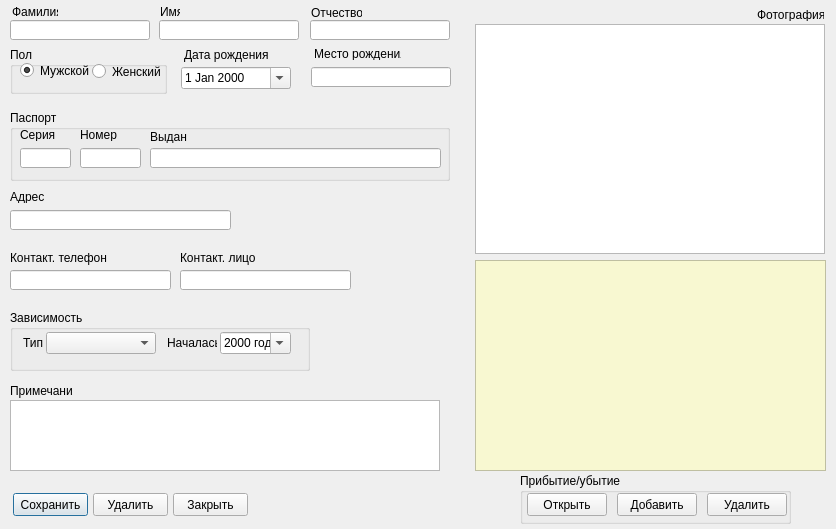
Before: the Qt Designer form record_form.ui in moisizz/Rehab-Database-Client, drawn with Qt 5.
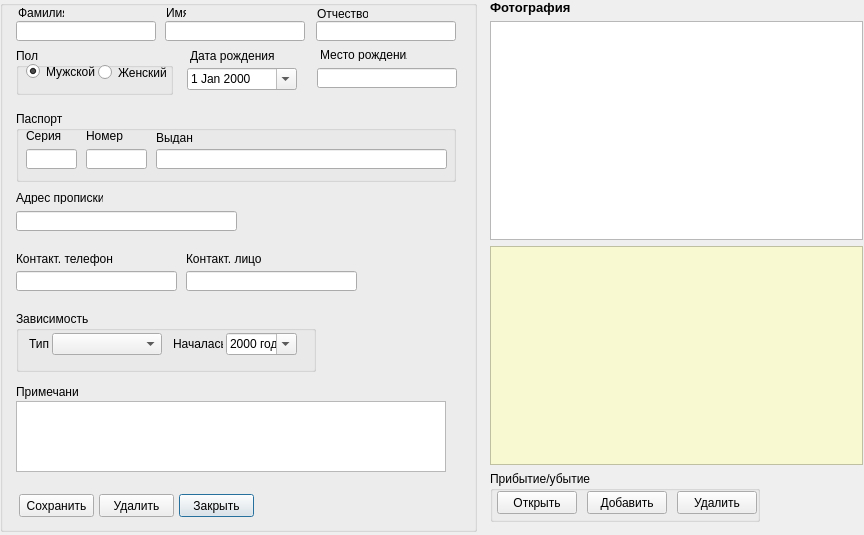
After: the same form once the commit is applied.

What changed in the file:
```diff
--- a/record_form.ui
+++ b/record_form.ui
@@ -6,8 +6,8 @@
    <rect>
     <x>0</x>
     <y>0</y>
-    <width>836</width>
-    <height>529</height>
+    <width>864</width>
+    <height>535</height>
    </rect>
   </property>
   <property name="windowTitle">
@@ -16,178 +16,44 @@
   <property name="modal">
    <bool>true</bool>
   </property>
-  <widget class="QTableWidget" name="arriveTable">
+  <widget class="QGroupBox" name="mainBox">
    <property name="geometry">
     <rect>
-     <x>475</x>
-     <y>260</y>
-     <width>351</width>
-     <height>211</height>
+     <x>0</x>
+     <y>0</y>
+     <width>477</width>
+     <height>532</height>
     </rect>
    </property>
-   <property name="styleSheet">
-    <string notr="true">background-color: rgb(248, 248, 209);</string>
+   <property name="sizePolicy">
+    <sizepolicy hsizetype="Fixed" vsizetype="Fixed">
+     <horstretch>0</horstretch>
+     <verstretch>0</verstretch>
+    </sizepolicy>
    </property>
-   <property name="editTriggers">
-    <set>QAbstractItemView::NoEditTriggers</set>
+   <property name="minimumSize">
+    <size>
+     <width>477</width>
+     <height>532</height>
+    </size>
    </property>
-   <property name="selectionMode">
-    <enum>QAbstractItemView::SingleSelection</enum>
-   </property>
-   <property name="selectionBehavior">
-    <enum>QAbstractItemView::SelectRows</enum>
-   </property>
-   <property name="sortingEnabled">
-    <bool>true</bool>
-   </property>
-   <attribute name="horizontalHeaderStretchLastSection">
-    <bool>true</bool>
-   </attribute>
-  </widget>
-  <widget class="QDateEdit" name="born_date">
-   <property name="geometry">
-    <rect>
-     <x>181</x>
-     <y>67</y>
-     <width>110</width>
-     <height>22</height>
-    </rect>
-   </property>
-   <property name="calendarPopup">
-    <bool>true</bool>
-   </property>
-  </widget>
-  <widget class="QLabel" name="label">
-   <property name="geometry">
-    <rect>
-     <x>160</x>
-     <y>5</y>
-     <width>20</width>
-     <height>13</height>
-    </rect>
-   </property>
-   <property name="text">
-    <string>Имя</string>
-   </property>
-  </widget>
-  <widget class="QLabel" name="label_2">
-   <property name="geometry">
-    <rect>
-     <x>12</x>
-     <y>5</y>
-     <width>46</width>
-     <height>13</height>
-    </rect>
-   </property>
-   <property name="text">
-    <string>Фамилия</string>
-   </property>
-  </widget>
-  <widget class="QLabel" name="label_3">
-   <property name="geometry">
-    <rect>
-     <x>311</x>
-     <y>5</y>
-     <width>51</width>
-     <height>16</height>
-    </rect>
-   </property>
-   <property name="text">
-    <string>Отчество</string>
-   </property>
-  </widget>
-  <widget class="QLabel" name="label_4">
-   <property name="geometry">
-    <rect>
-     <x>184</x>
-     <y>47</y>
-     <width>84</width>
-     <height>16</height>
-    </rect>
-   </property>
-   <property name="text">
-    <string>Дата рождения</string>
-   </property>
-  </widget>
-  <widget class="QGroupBox" name="gender">
-   <property name="geometry">
-    <rect>
-     <x>10</x>
-     <y>47</y>
-     <width>157</width>
-     <height>47</height>
-    </rect>
+   <property name="maximumSize">
+    <size>
+     <width>477</width>
+     <height>532</height>
+    </size>
    </property>
    <property name="title">
-    <string>Пол</string>
+    <string/>
    </property>
    <property name="flat">
     <bool>false</bool>
    </property>
-   <property name="checkable">
-    <bool>false</bool>
-   </property>
-   <widget class="QRadioButton" name="female">
-    <property name="geometry">
-     <rect>
-      <x>82</x>
-      <y>16</y>
-      <width>70</width>
-      <height>17</height>
-     </rect>
-    </property>
-    <property name="text">
-     <string>Женский</string>
-    </property>
-   </widget>
-   <widget class="QRadioButton" name="male">
-    <property name="geometry">
-     <rect>
-      <x>10</x>
-      <y>15</y>
-      <width>70</width>
-      <height>17</height>
-     </rect>
-    </property>
-    <property name="text">
-     <string>Мужской</string>
-    </property>
-    <property name="checked">
-     <bool>true</bool>
-    </property>
-   </widget>
-  </widget>
-  <widget class="QLabel" name="label_5">
-   <property name="geometry">
-    <rect>
-     <x>10</x>
-     <y>190</y>
-     <width>46</width>
-     <height>13</height>
-    </rect>
-   </property>
-   <property name="text">
-    <string>Адрес</string>
-   </property>
-  </widget>
-  <widget class="QLabel" name="label_7">
-   <property name="geometry">
-    <rect>
-     <x>314</x>
-     <y>47</y>
-     <width>87</width>
-     <height>13</height>
-    </rect>
-   </property>
-   <property name="text">
-    <string>Место рождения</string>
-   </property>
-  </widget>
   <widget class="QGroupBox" name="passpor_group">
    <property name="geometry">
     <rect>
-     <x>10</x>
-     <y>110</y>
+      <x>16</x>
+      <y>111</y>
      <width>440</width>
      <height>71</height>
     </rect>
@@ -277,24 +143,21 @@
     </property>
    </widget>
   </widget>
-  <widget class="QLineEdit" name="contact_phone">
+   <widget class="QLineEdit" name="last_name">
    <property name="geometry">
     <rect>
-     <x>10</x>
-     <y>270</y>
-     <width>161</width>
+      <x>16</x>
+      <y>21</y>
+      <width>140</width>
      <height>20</height>
     </rect>
    </property>
-   <property name="inputMask">
-    <string>##########; </string>
-   </property>
   </widget>
   <widget class="QLabel" name="label_11">
    <property name="geometry">
     <rect>
-     <x>10</x>
-     <y>250</y>
+      <x>16</x>
+      <y>251</y>
      <width>101</width>
      <height>16</height>
     </rect>
@@ -303,12 +166,38 @@
     <string>Контакт. телефон</string>
    </property>
   </widget>
-  <widget class="QLineEdit" name="address">
+   <widget class="QPlainTextEdit" name="notes">
    <property name="geometry">
     <rect>
-     <x>10</x>
-     <y>210</y>
-     <width>221</width>
+      <x>16</x>
+      <y>401</y>
+      <width>430</width>
+      <height>71</height>
+     </rect>
+    </property>
+    <property name="tabChangesFocus">
+     <bool>true</bool>
+    </property>
+   </widget>
+   <widget class="QLabel" name="label_7">
+    <property name="geometry">
+     <rect>
+      <x>320</x>
+      <y>48</y>
+      <width>87</width>
+      <height>13</height>
+     </rect>
+    </property>
+    <property name="text">
+     <string>Место рождения</string>
+    </property>
+   </widget>
+   <widget class="QLineEdit" name="born_place">
+    <property name="geometry">
+     <rect>
+      <x>317</x>
+      <y>68</y>
+      <width>140</width>
      <height>20</height>
     </rect>
    </property>
@@ -316,8 +205,8 @@
   <widget class="QLabel" name="label_12">
    <property name="geometry">
     <rect>
-     <x>180</x>
-     <y>250</y>
+      <x>186</x>
+      <y>251</y>
      <width>78</width>
      <height>16</height>
     </rect>
@@ -326,51 +215,47 @@
     <string>Контакт. лицо</string>
    </property>
   </widget>
-  <widget class="QLineEdit" name="last_name">
-   <property name="geometry">
-    <rect>
-     <x>10</x>
-     <y>20</y>
-     <width>140</width>
-     <height>20</height>
-    </rect>
-   </property>
-  </widget>
   <widget class="QLineEdit" name="first_name">
    <property name="geometry">
     <rect>
-     <x>159</x>
-     <y>20</y>
+      <x>165</x>
+      <y>21</y>
      <width>140</width>
      <height>20</height>
     </rect>
    </property>
   </widget>
-  <widget class="QLineEdit" name="middle_name">
+   <widget class="QLabel" name="label_3">
    <property name="geometry">
     <rect>
-     <x>310</x>
-     <y>20</y>
-     <width>140</width>
-     <height>20</height>
-    </rect>
-   </property>
-  </widget>
-  <widget class="QLineEdit" name="born_place">
+      <x>317</x>
+      <y>6</y>
+      <width>51</width>
+      <height>16</height>
+     </rect>
+    </property>
+    <property name="text">
+     <string>Отчество</string>
+    </property>
+   </widget>
+   <widget class="QPushButton" name="closeButton">
    <property name="geometry">
     <rect>
-     <x>311</x>
-     <y>67</y>
-     <width>140</width>
-     <height>20</height>
-    </rect>
-   </property>
+      <x>179</x>
+      <y>494</y>
+      <width>75</width>
+      <height>23</height>
+     </rect>
+    </property>
+    <property name="text">
+     <string>Закрыть</string>
+    </property>
   </widget>
   <widget class="QLineEdit" name="contact_person">
    <property name="geometry">
     <rect>
-     <x>180</x>
-     <y>270</y>
+      <x>186</x>
+      <y>271</y>
      <width>171</width>
      <height>20</height>
     </rect>
@@ -379,11 +264,173 @@
     <string/>
    </property>
   </widget>
+   <widget class="QLabel" name="label_4">
+    <property name="geometry">
+     <rect>
+      <x>190</x>
+      <y>48</y>
+      <width>84</width>
+      <height>16</height>
+     </rect>
+    </property>
+    <property name="text">
+     <string>Дата рождения</string>
+    </property>
+   </widget>
+   <widget class="QPushButton" name="deleteButton">
+    <property name="geometry">
+     <rect>
+      <x>99</x>
+      <y>494</y>
+      <width>75</width>
+      <height>23</height>
+     </rect>
+    </property>
+    <property name="text">
+     <string>Удалить</string>
+    </property>
+   </widget>
+   <widget class="QLabel" name="label_5">
+    <property name="geometry">
+     <rect>
+      <x>16</x>
+      <y>191</y>
+      <width>87</width>
+      <height>13</height>
+     </rect>
+    </property>
+    <property name="text">
+     <string>Адрес прописки</string>
+    </property>
+   </widget>
+   <widget class="QPushButton" name="saveButton">
+    <property name="geometry">
+     <rect>
+      <x>19</x>
+      <y>494</y>
+      <width>75</width>
+      <height>23</height>
+     </rect>
+    </property>
+    <property name="text">
+     <string>Сохранить</string>
+    </property>
+   </widget>
+   <widget class="QLabel" name="label_15">
+    <property name="geometry">
+     <rect>
+      <x>16</x>
+      <y>384</y>
+      <width>63</width>
+      <height>16</height>
+     </rect>
+    </property>
+    <property name="text">
+     <string>Примечания</string>
+    </property>
+   </widget>
+   <widget class="QLabel" name="label">
+    <property name="geometry">
+     <rect>
+      <x>166</x>
+      <y>6</y>
+      <width>20</width>
+      <height>13</height>
+     </rect>
+    </property>
+    <property name="text">
+     <string>Имя</string>
+    </property>
+   </widget>
+   <widget class="QLineEdit" name="middle_name">
+    <property name="geometry">
+     <rect>
+      <x>316</x>
+      <y>21</y>
+      <width>140</width>
+      <height>20</height>
+     </rect>
+    </property>
+   </widget>
+   <widget class="QGroupBox" name="gender">
+    <property name="geometry">
+     <rect>
+      <x>16</x>
+      <y>48</y>
+      <width>157</width>
+      <height>47</height>
+     </rect>
+    </property>
+    <property name="title">
+     <string>Пол</string>
+    </property>
+    <property name="flat">
+     <bool>false</bool>
+    </property>
+    <property name="checkable">
+     <bool>false</bool>
+    </property>
+    <widget class="QRadioButton" name="female">
+     <property name="geometry">
+      <rect>
+       <x>82</x>
+       <y>16</y>
+       <width>70</width>
+       <height>17</height>
+      </rect>
+     </property>
+     <property name="text">
+      <string>Женский</string>
+     </property>
+    </widget>
+    <widget class="QRadioButton" name="male">
+     <property name="geometry">
+      <rect>
+       <x>10</x>
+       <y>15</y>
+       <width>70</width>
+       <height>17</height>
+      </rect>
+     </property>
+     <property name="text">
+      <string>Мужской</string>
+     </property>
+     <property name="checked">
+      <bool>true</bool>
+     </property>
+    </widget>
+   </widget>
+   <widget class="QDateEdit" name="born_date">
+    <property name="geometry">
+     <rect>
+      <x>187</x>
+      <y>68</y>
+      <width>110</width>
+      <height>22</height>
+     </rect>
+    </property>
+    <property name="calendarPopup">
+     <bool>true</bool>
+    </property>
+   </widget>
+   <widget class="QLineEdit" name="contact_phone">
+    <property name="geometry">
+     <rect>
+      <x>16</x>
+      <y>271</y>
+      <width>161</width>
+      <height>20</height>
+     </rect>
+    </property>
+    <property name="inputMask">
+     <string>##########; </string>
+    </property>
+   </widget>
   <widget class="QGroupBox" name="addiction_group">
    <property name="geometry">
     <rect>
-     <x>10</x>
-     <y>310</y>
+      <x>16</x>
+      <y>311</y>
      <width>300</width>
      <height>61</height>
     </rect>
@@ -444,41 +491,85 @@
     </property>
    </widget>
   </widget>
-  <widget class="QPushButton" name="saveButton">
+   <widget class="QLabel" name="label_2">
    <property name="geometry">
     <rect>
-     <x>13</x>
-     <y>493</y>
-     <width>75</width>
-     <height>23</height>
+      <x>18</x>
+      <y>6</y>
+      <width>46</width>
+      <height>13</height>
     </rect>
    </property>
    <property name="text">
-    <string>Сохранить</string>
-   </property>
-  </widget>
-  <widget class="QPushButton" name="deleteButton">
+     <string>Фамилия</string>
+    </property>
+   </widget>
+   <widget class="QLineEdit" name="address">
    <property name="geometry">
     <rect>
-     <x>93</x>
-     <y>493</y>
-     <width>75</width>
-     <height>23</height>
-    </rect>
-   </property>
-   <property name="text">
-    <string>Удалить</string>
+      <x>16</x>
+      <y>211</y>
+      <width>221</width>
+      <height>20</height>
+     </rect>
+    </property>
+   </widget>
+  </widget>
+  <widget class="QTableWidget" name="arriveTable">
+   <property name="geometry">
+    <rect>
+     <x>490</x>
+     <y>246</y>
+     <width>373</width>
+     <height>219</height>
+    </rect>
    </property>
+   <property name="styleSheet">
+    <string notr="true">background-color: rgb(248, 248, 209);</string>
+   </property>
+   <property name="editTriggers">
+    <set>QAbstractItemView::NoEditTriggers</set>
+   </property>
+   <property name="selectionMode">
+    <enum>QAbstractItemView::SingleSelection</enum>
+   </property>
+   <property name="selectionBehavior">
+    <enum>QAbstractItemView::SelectRows</enum>
+   </property>
+   <property name="sortingEnabled">
+    <bool>true</bool>
+   </property>
+   <attribute name="horizontalHeaderStretchLastSection">
+    <bool>true</bool>
+   </attribute>
   </widget>
   <widget class="QGroupBox" name="arriveButtonBar">
    <property name="geometry">
     <rect>
-     <x>520</x>
-     <y>473</y>
-     <width>271</width>
+     <x>490</x>
+     <y>471</y>
+     <width>270</width>
      <height>51</height>
     </rect>
    </property>
+   <property name="sizePolicy">
+    <sizepolicy hsizetype="Fixed" vsizetype="Fixed">
+     <horstretch>0</horstretch>
+     <verstretch>0</verstretch>
+    </sizepolicy>
+   </property>
+   <property name="minimumSize">
+    <size>
+     <width>270</width>
+     <height>51</height>
+    </size>
+   </property>
+   <property name="maximumSize">
+    <size>
+     <width>270</width>
+     <height>51</height>
+    </size>
+   </property>
    <property name="title">
     <string>Прибытие/убытие</string>
    </property>
@@ -522,64 +613,41 @@
     </property>
    </widget>
   </widget>
-  <widget class="QPlainTextEdit" name="notes">
-   <property name="geometry">
-    <rect>
-     <x>10</x>
-     <y>400</y>
-     <width>430</width>
-     <height>71</height>
-    </rect>
-   </property>
-   <property name="tabChangesFocus">
-    <bool>true</bool>
-   </property>
-  </widget>
-  <widget class="QLabel" name="label_15">
-   <property name="geometry">
-    <rect>
-     <x>10</x>
-     <y>383</y>
-     <width>63</width>
-     <height>16</height>
-    </rect>
-   </property>
-   <property name="text">
-    <string>Примечания</string>
-   </property>
-  </widget>
-  <widget class="QPushButton" name="closeButton">
-   <property name="geometry">
-    <rect>
-     <x>173</x>
-     <y>493</y>
-     <width>75</width>
-     <height>23</height>
-    </rect>
-   </property>
-   <property name="text">
-    <string>Закрыть</string>
-   </property>
-  </widget>
   <widget class="QGraphicsView" name="fotoArea">
    <property name="geometry">
     <rect>
-     <x>475</x>
-     <y>24</y>
-     <width>350</width>
-     <height>230</height>
+     <x>490</x>
+     <y>21</y>
+     <width>373</width>
+     <height>219</height>
     </rect>
    </property>
+   <property name="cursor" stdset="0">
+    <cursorShape>PointingHandCursor</cursorShape>
+   </property>
+   <property name="mouseTracking">
+    <bool>true</bool>
+   </property>
   </widget>
-  <widget class="QLabel" name="label_13">
+  <widget class="QLabel" name="fotoLabel">
    <property name="geometry">
     <rect>
-     <x>757</x>
-     <y>8</y>
-     <width>67</width>
-     <height>13</height>
+     <x>490</x>
+     <y>-1</y>
+     <width>373</width>
+     <height>16</height>
     </rect>
    </property>
+   <property name="font">
+    <font>
+     <pointsize>10</pointsize>
+     <weight>75</weight>
+     <bold>true</bold>
+    </font>
+   </property>
+   <property name="layoutDirection">
+    <enum>Qt::RightToLeft</enum>
+   </property>
    <property name="text">
     <string>Фотография</string>
    </property>
```
Left out of the diff: 24 changed lines with no effect on the pictures. Lines whose indentation alone changed are shown as unchanged.
